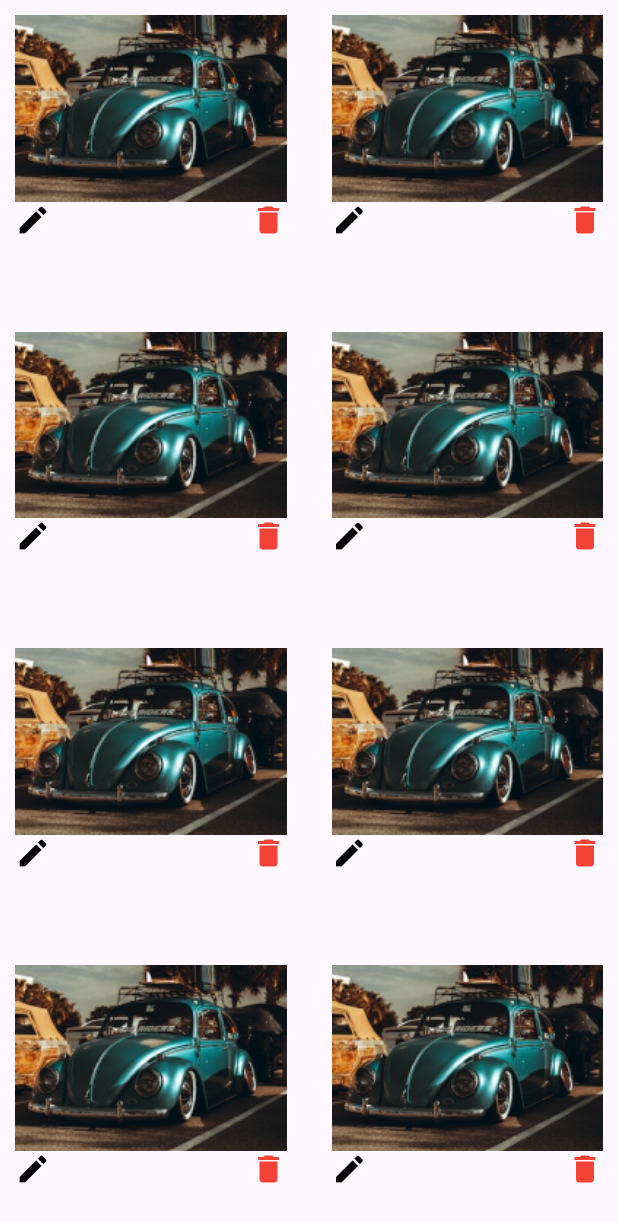
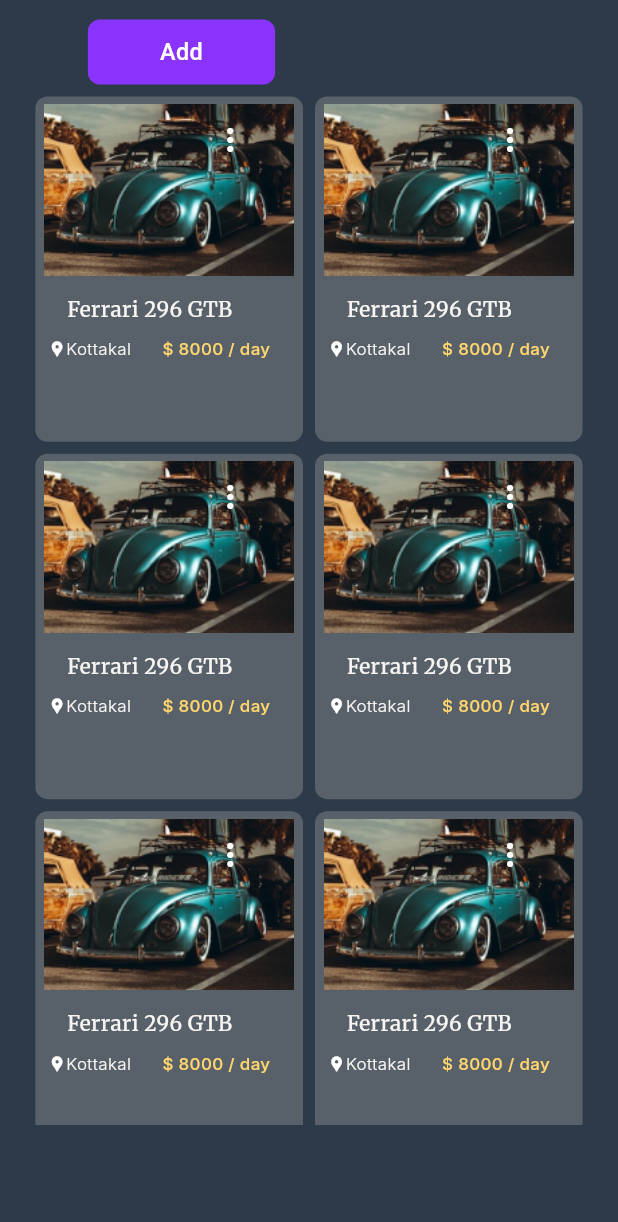
Before and after one commit to Ajaypoozhammal/Car2go, a Flutter app: the Admin screen opened directly, on a phone screen of 412 x 824 dp. Shown: the top 1222 px of the screen. Run offline on Flutter 3.47's test engine with Material 3 defaults, Android fonts, the phone set to English and light mode, and no system bars; our stand-ins replace flutter_screenutil, google_fonts, image_picker; Roboto replaces fonts that are missing (Castoro).

Commit message:
sell admin 1

```diff
--- a/lib/UI/RentCAR/Media.dart
+++ b/lib/UI/RentCAR/Media.dart
@@ -1,6 +1,6 @@
 import 'dart:io';
-import 'package:drive_to_go/RentCAR/AdminEdit.dart';
-import 'package:drive_to_go/RentCAR/price.dart';
+import 'package:drive_to_go/UI/RentCAR/RentAdmin.dart';
+import 'package:drive_to_go/UI/RentCAR/price.dart';
 import 'package:flutter/material.dart';
 import 'package:flutter_screenutil/flutter_screenutil.dart';
 import 'package:google_fonts/google_fonts.dart';
@@ -607,7 +607,7 @@
                   onTap: () {
                     Navigator.of(context).push(
                       MaterialPageRoute(
-                        builder: (_) => Adminedt(),
+                        builder: (_) => Rentadmin(),
                       ),
                     );
                   },
--- a/lib/UI/Sell Car/AdminEdit.dart
+++ /dev/null
@@ -1,60 +0,0 @@
-import 'package:flutter/material.dart';
-import 'package:flutter_screenutil/flutter_screenutil.dart';
-
-class Admin extends StatefulWidget {
-  const Admin({super.key});
-
-  @override
-  State<Admin> createState() => _AdminState();
-}
-
-class _AdminState extends State<Admin> {
-  @override
-  Widget build(BuildContext context) {
-    return Scaffold(
-        body: SingleChildScrollView(
-          child: Column(
-                children: [
-          GridView.count(
-            crossAxisCount: 2,
-            crossAxisSpacing: 10.0,
-            mainAxisSpacing: 10.0,
-            shrinkWrap: true,
-            children: List.generate(
-              20,
-              (index) {
-                return Padding(
-                  padding: const EdgeInsets.all(10.0),
-                  child: Container(
-                    decoration: BoxDecoration(
-                      borderRadius: BorderRadius.all(
-                        Radius.circular(20.0),
-                      ),
-                    ),
-                    child: SizedBox(height: 10.h,
-                      child: Column(
-                        children: [
-                          Image.asset("assets/f.png"),
-
-                          Row(mainAxisAlignment: MainAxisAlignment.spaceBetween,
-                            children: [
-                              Icon(Icons.edit,color: Colors.black,),
-                              Icon(Icons.delete,color: Colors.red,),
-
-                            ],
-
-                          )
-                        ],
-                      ),
-                    ),
-                  ),
-                );
-              },
-            ),
-          ),
-                ],
-              ),
-        ),
-    );
-  }
-}
--- /dev/null
+++ b/lib/UI/Sell Car/Sell Admin.dart
@@ -0,0 +1,189 @@
+import 'dart:ui';
+
+import 'package:flutter/material.dart';
+import 'package:flutter_screenutil/flutter_screenutil.dart';
+import 'package:google_fonts/google_fonts.dart';
+
+class Admin extends StatefulWidget {
+  const Admin({super.key});
+
+  @override
+  State<Admin> createState() => _AdminState();
+}
+
+class _AdminState extends State<Admin> {
+  @override
+  Widget build(BuildContext context) {
+    return Scaffold(
+      backgroundColor: Color(0xFF2C3A4A),
+      body: SafeArea(
+        child: Padding(
+          padding: EdgeInsets.symmetric(horizontal: 15.w, vertical: 15.h),
+          child: SingleChildScrollView(
+            child: Column(
+              mainAxisAlignment: MainAxisAlignment.start,
+              children: [
+                Padding(
+                  padding: EdgeInsets.only(right: 170),
+                  child: Container(
+                    width: 120.w,
+                    height: 50.h,
+                    decoration: ShapeDecoration(
+                      color: Color(0xFF8A33FD),
+                      shape: RoundedRectangleBorder(
+                          borderRadius: BorderRadius.circular(8)),
+                    ),
+                    child: Center(
+                      child: Text(
+                        'Add',
+                        textAlign: TextAlign.center,
+                        style: GoogleFonts.castoro(
+                          color: Colors.white,
+                          fontSize: 18.sp,
+                          fontWeight: FontWeight.w500,
+                        ),
+                      ),
+                    ),
+                  ),
+                ),
+                SizedBox(
+                  height: 800.h,
+                  child: GridView.builder(
+                    gridDelegate: SliverGridDelegateWithFixedCrossAxisCount(
+                      crossAxisCount: 2,
+                      mainAxisSpacing: 8.0,
+                      crossAxisSpacing: 8.0,
+                      childAspectRatio: 310 / 400,
+                    ),
+                    padding: EdgeInsets.all(8.0),
+                    itemCount: 16,
+                    itemBuilder: (context, index) {
+                      return Container(
+                        width: 185.w,
+                        height: 223.h,
+                        decoration: ShapeDecoration(
+                          color: Color(0xFF58606A),
+                          shape: RoundedRectangleBorder(
+                              borderRadius: BorderRadius.circular(8)),
+                        ),
+                        child: Column(
+                          children: [
+                            Padding(
+                              padding: const EdgeInsets.only(top: 5),
+                              child: Container(
+                                width: 160.w,
+                                height: 146.h,
+                                decoration: ShapeDecoration(
+                                  shape: RoundedRectangleBorder(
+                                      borderRadius: BorderRadius.circular(8)),
+                                ),
+                                child: Stack(
+                                  children: [
+                                    Image.asset(
+                                      "assets/f.png",
+                                      fit: BoxFit.fill,
+                                    ),
+                                    Padding(
+                                      padding: EdgeInsets.only(left: 100),
+                                      child: PopupMenuButton<int>(
+                                        iconColor: Colors.white,
+                                        itemBuilder: (context) => [
+                                          // popupmenu item 1
+                                          PopupMenuItem(
+                                            value: 1,
+                                            // row has two child icon and text.
+                                            child: Row(
+                                              children: [
+                                                Icon(Icons.edit),
+                                                SizedBox(
+                                                  // sized box with width 10
+                                                  width: 10,
+                                                ),
+                                                Text("Edit")
+                                              ],
+                                            ),
+                                          ),
+                                          // popupmenu item 2
+                                          PopupMenuItem(
+                                            value: 2,
+                                            // row has two child icon and text
+                                            child: Row(
+                                              children: [
+                                                Icon(
+                                                  Icons.delete,
+                                                  color: Colors.red,
+                                                ),
+                                                SizedBox(
+                                                  // sized box with width 10
+                                                  width: 10,
+                                                ),
+                                                Text("Delete")
+                                              ],
+                                            ),
+                                          ),
+                                        ],
+                                        offset: Offset(0, 100),
+                                        color: Colors.white,
+                                        elevation: 2,
+                                      ),
+                                    ),
+                                  ],
+                                ),
+                              ),
+                            ),
+                            Padding(
+                              padding:  EdgeInsets.only(right:25.w),
+                              child: Text(
+                                'Ferrari 296 GTB',
+                                style: GoogleFonts.merriweather(
+                                  color: Color(0xFFF7F5F2),
+                                  fontSize: 16.sp,
+                                  fontWeight: FontWeight.w500,
+                                ),
+                              ),
+                            ),
+                            SizedBox(height: 10.h,),
+                            Row(
+                              children: [
+                                Padding(
+                                  padding:  EdgeInsets.only(left: 8.w),
+                                  child: Icon(
+                                    Icons.location_pin,
+                                    size: 14.sp,
+                                    color: Colors.white,
+                                  ),
+                                ),
+                                Text(
+                                  'Kottakal',
+                                  style: GoogleFonts.inter(
+                                    color: Color(0xFFF7F5F2),
+                                    fontSize: 13.sp,
+                                    fontWeight: FontWeight.w300,
+                                  ),
+                                ),SizedBox(width: 20.w,),
+                                Text(
+                                  '\$ 8000 / day',
+                                  textAlign: TextAlign.center,
+                                  style: GoogleFonts.inter(
+                                    color: Color(0xFFFFD66D),
+                                    fontSize: 13.sp,
+                                    fontWeight: FontWeight.w500,
+                                  ),
+                                )
+
+                              ],
+                            )
+                          ],
+                        ),
+                      );
+                    },
+                  ),
+                ),
+              ],
+            ),
+          ),
+        ),
+      ),
+    );
+  }
+}
--- a/lib/UI/Sell Car/UploadImage.dart
+++ b/lib/UI/Sell Car/UploadImage.dart
@@ -1,5 +1,6 @@
 import 'dart:io';
-import 'package:drive_to_go/UI/Sell%20Car/AdminEdit.dart';
+import 'package:drive_to_go/UI/Sell%20Car/Sell%20Admin.dart';
+import 'package:drive_to_go/UI/Sell%20Car/Sell%20Car.dart';
 import 'package:drive_to_go/UI/Sell%20Car/Sell%20price.dart';
 import 'package:flutter/material.dart';
 import 'package:flutter_screenutil/flutter_screenutil.dart';
@@ -612,7 +613,7 @@
                   },
                   child: Container(
                     width: 382.w,
-                    height: 56,
+                    height: 56.h,
                     decoration: ShapeDecoration(
                       color: Color(0xFF000B17),
                       shape: RoundedRectangleBorder(
--- a/lib/main.dart
+++ b/lib/main.dart
@@ -1,5 +1,7 @@
 
-import 'package:drive_to_go/UI/RentCAR/RentAdmin.dart';
+import 'package:drive_to_go/UI/RentCAR/price.dart';
+import 'package:drive_to_go/UI/Sell%20Car/Home.dart';
+import 'package:drive_to_go/UI/Sell%20Car/Sell%20Admin.dart';
 import 'package:flutter/material.dart';
 import 'package:flutter_screenutil/flutter_screenutil.dart';
 
@@ -40,7 +42,7 @@
               colorScheme: ColorScheme.fromSeed(seedColor: Colors.deepPurple),
               useMaterial3: true,
             ),
-            home:Rentadmin()
+            home:Admin()
           );
         }
     );
```
Also changed, not shown: lib/Bloc/RentAdd/add_bloc.dart (deleted, +0 -24 lines), lib/Bloc/RentAdd/add_event.dart (deleted, +0 -8 lines), lib/Bloc/RentAdd/add_state.dart (deleted, +0 -9 lines), lib/Repository/API/Add Api.dart (deleted, +0 -20 lines), lib/Repository/API/Api Client.dart (deleted, +0 -105 lines), lib/Repository/API/Api Exception.dart (deleted, +0 -10 lines), lib/Repository/Model Class/RentAddModelClass.dart (deleted, +0 -115 lines), lib/UI/RentCAR/AdminEdit.dart (deleted, +0 -58 lines).
